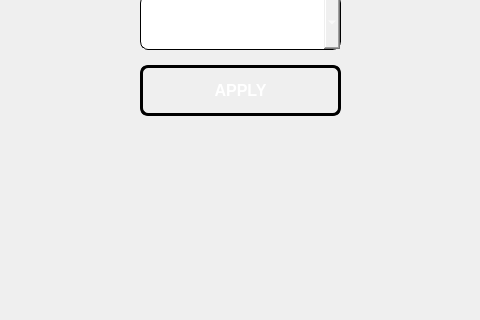
Above: gamemenu.ui from BerkeKbskl/BattleSim before the change; both pictures show x 240 to 720 and y 175 to 495 of the 1366 by 768 pixel window. Below: the same form after it.
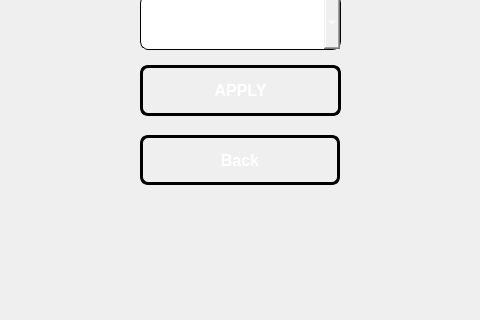
That is the form after the change. The open tabs and pages were chosen to show the change. Icons and pictures are not drawn.

Commit message: modified: game.*(result menu added) gamemenu.*(some design fix) deleted: resultwidget.*

Patch:
```diff
--- a/gamemenu.ui
+++ b/gamemenu.ui
@@ -210,6 +210,25 @@
        <string/>
       </property>
      </widget>
+     <widget class="QPushButton" name="backToMenu">
+      <property name="geometry">
+       <rect>
+        <x>380</x>
+        <y>310</y>
+        <width>200</width>
+        <height>50</height>
+       </rect>
+      </property>
+      <property name="font">
+       <font>
+        <pointsize>12</pointsize>
+        <bold>true</bold>
+       </font>
+      </property>
+      <property name="text">
+       <string>Back</string>
+      </property>
+     </widget>
     </widget>
     <widget class="QWidget" name="howtp_W">
      <widget class="QPushButton" name="next">
```
Left out of the diff: 2 changed lines with no effect on the pictures. The commit also changes 12 other files.
